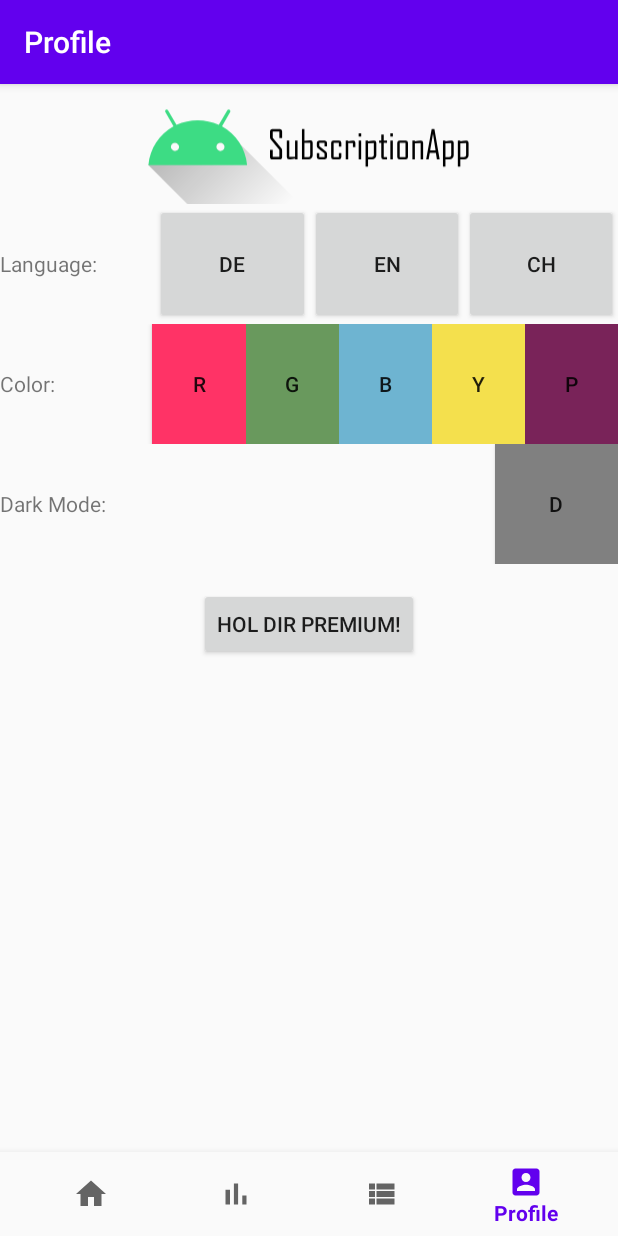
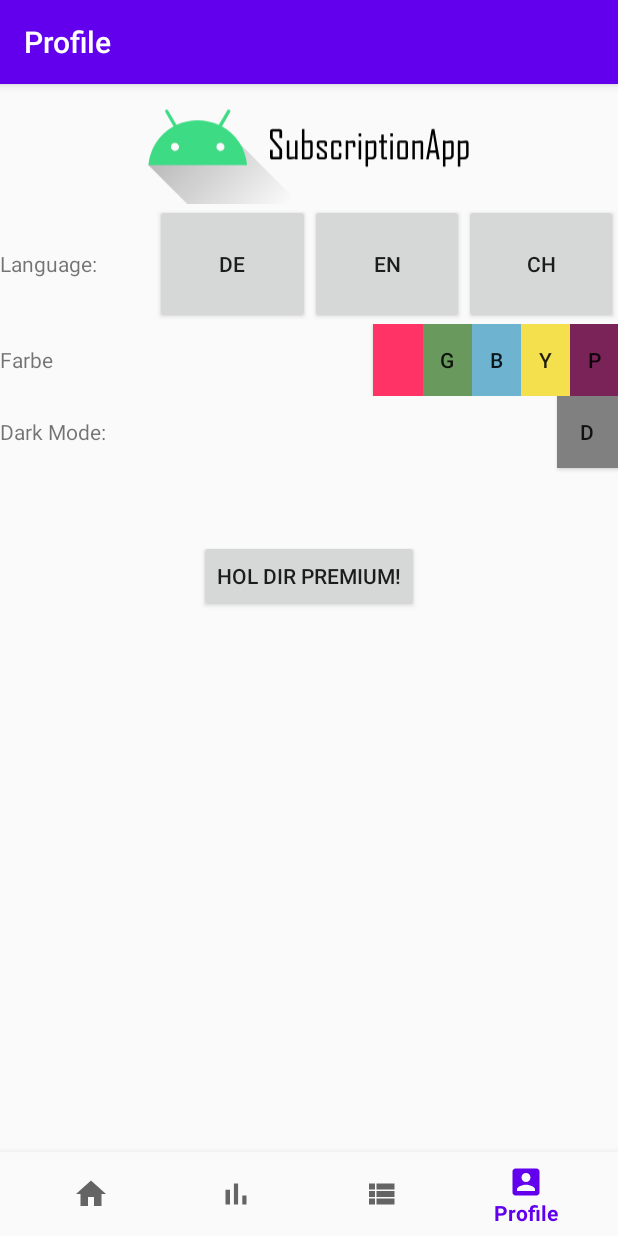
Before and after one commit to Marvin2611/SubscriptionApp, an Android app: the screen it shows after launch (MainActivity), item 4 of the bottom bar chosen, on a phone screen of 412 x 824 dp. Run offline under Robolectric (Android 15) with nearby library versions, the phone set to English and light mode, and no system bars; our stand-ins replace navigation-ui; libraries missing offline, so code that uses them is left out: com.github.mikephil.charting; 12 statements that could not run were skipped.

Commit message:
Edited Home Fragment

```diff
--- a/app/src/main/res/layout/fragment_profile.xml
+++ b/app/src/main/res/layout/fragment_profile.xml
@@ -46,43 +46,43 @@
         </LinearLayout>
         <LinearLayout
             android:layout_width="match_parent"
-            android:layout_height="80dp"
+            android:layout_height="wrap_content"
             android:orientation="horizontal">
             <TextView
                 android:layout_width="match_parent"
-                android:layout_height="80dp"
-                android:text="@string/profile_color"
-                android:layout_weight=".24"/>
+                android:layout_height="wrap_content"
+                android:layout_weight=".8"
+                android:text="Farbe"/>
             <Button
-                android:layout_width="match_parent"
-                android:layout_height="80dp"
+                android:layout_width="wrap_content"
+                android:layout_height="wrap_content"
                 android:layout_weight=".27"
-                android:text="@string/profile_r"
                 android:background="@color/red"/>
             <Button
-                android:layout_width="match_parent"
-                android:layout_height="80dp"
+                android:layout_width="wrap_content"
+                android:layout_height="wrap_content"
                 android:layout_weight=".27"
                 android:text="@string/profile_g"
                 android:background="@color/green"/>
             <Button
-                android:layout_width="match_parent"
-                android:layout_height="80dp"
+                android:layout_width="wrap_content"
+                android:layout_height="wrap_content"
                 android:layout_weight=".27"
                 android:text="@string/profile_b"
                 android:background="@color/blue"/>
             <Button
-                android:layout_width="match_parent"
-                android:layout_height="80dp"
+                android:layout_width="wrap_content"
+                android:layout_height="wrap_content"
                 android:layout_weight=".27"
                 android:text="@string/profile_y"
                 android:background="@color/yellow"/>
             <Button
-                android:layout_width="match_parent"
-                android:layout_height="80dp"
+                android:layout_width="wrap_content"
+                android:layout_height="wrap_content"
                 android:layout_weight=".27"
                 android:text="@string/profile_p"
                 android:background="@color/purple"/>
+
         </LinearLayout>
         <LinearLayout
             android:layout_width="match_parent"
@@ -90,14 +90,14 @@
             android:orientation="horizontal">
             <TextView
                 android:layout_width="match_parent"
-                android:layout_height="80dp"
+                android:layout_height="wrap_content"
                 android:text="@string/profile_darkMode"
-                android:layout_weight=".20"/>
+                android:layout_weight=".10"/>
 
             <Button
                 android:layout_width="match_parent"
-                android:layout_height="80dp"
-                android:layout_weight=".80"
+                android:layout_height="wrap_content"
+                android:layout_weight=".9"
                 android:text="@string/profile_d"
                 android:background="@color/dark"/>
         </LinearLayout>
--- a/app/src/main/res/layout/fragment_statistics.xml
+++ b/app/src/main/res/layout/fragment_statistics.xml
@@ -19,22 +19,17 @@
             android:layout_width="match_parent"
             android:layout_height="80dp"
             android:scaleType="centerCrop"
+            android:layout_marginBottom="@dimen/textView_spacing_bottom"
             android:adjustViewBounds="true"
             android:src="@drawable/ic_banner_foreground"/>
         <TextView
             android:id="@+id/SubAmount"
             android:layout_width="match_parent"
             android:layout_height="wrap_content"
+            android:layout_marginBottom="@dimen/textView_spacing_bottom"
             android:text="@string/stat_amount"
             android:textColor="#000000" />
 
-        <TextView
-            android:id="@+id/SubAmountCount"
-            android:layout_width="match_parent"
-            android:layout_height="wrap_content"
-            android:layout_marginBottom="@dimen/textView_spacing_bottom"
-            android:text=""
-            android:textColor="#000000" />
         <TextView
             android:id="@+id/costPerDay"
             android:layout_width="match_parent"
```
